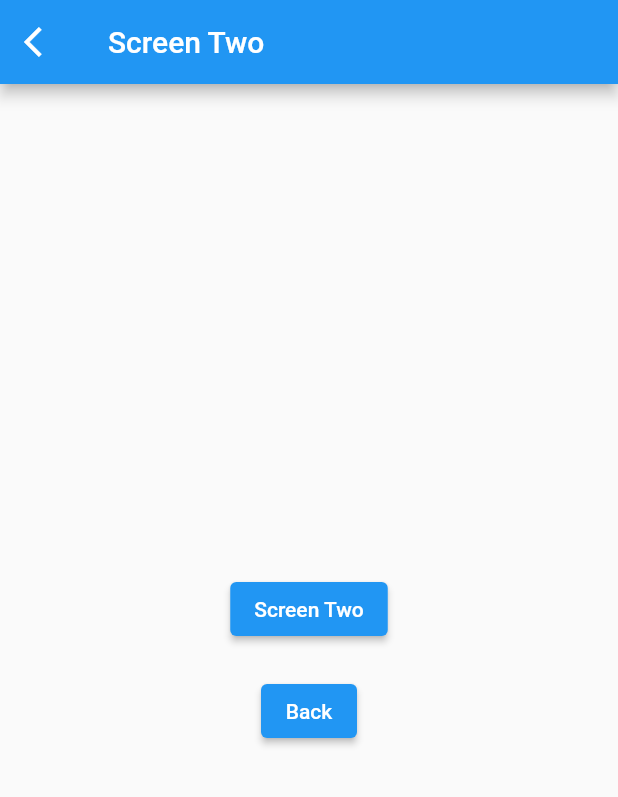
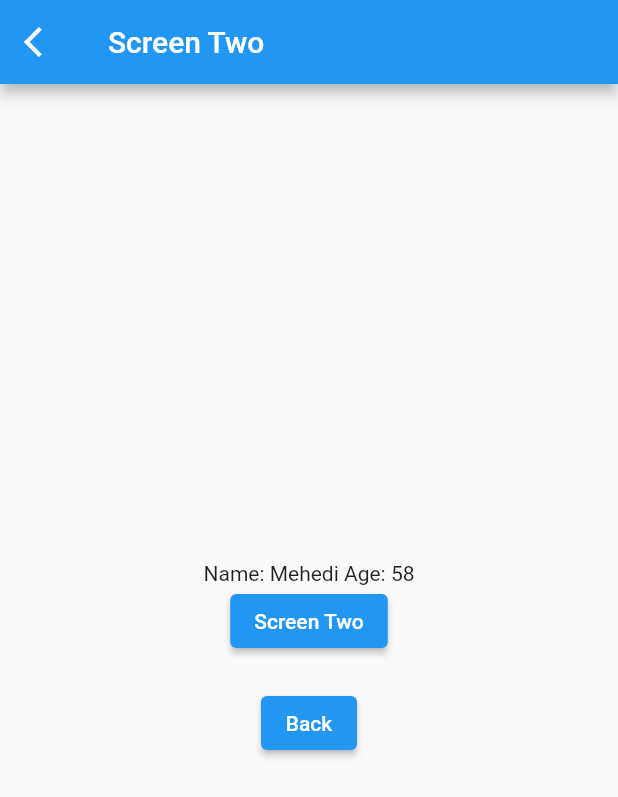
Before and after one commit to jpmehedi/ict-flutter-batch-6, a Flutter app: the screen it shows after launch, after a tap on "Screen One", on a phone screen of 412 x 824 dp. Shown: the top 797 px of the screen. Run offline on Flutter 3.47's test engine with Material 2 defaults, Android fonts, the phone set to English and light mode, and no system bars.

Commit message:
Pass data using name route

```diff
--- a/lib/screen_one.dart
+++ b/lib/screen_one.dart
@@ -4,6 +4,9 @@ import 'package:flutter/material.dart';
 class ScreenOne extends StatelessWidget {
   static const  String path = "ScreenOne";
   const ScreenOne({ Key? key }) : super(key: key);
+
+  final String name  = "Mehedi";
+  final int  age = 58;
 
   @override
   Widget build(BuildContext context) {
@@ -18,7 +21,8 @@ class ScreenOne extends StatelessWidget {
             backgroundColor: MaterialStateProperty.all<Color>(Colors.red),
           ),
           onPressed: (){
-            Navigator.pushNamed(context, ScreenTwo.path);
+            // Navigator.pushNamed(context, ScreenTwo.path, arguments: [name, age]);
+            Navigator.pushNamed(context, ScreenTwo.path, arguments: {"name": name, "age": age});
           },
           child: Text("Screen One")
         ),
--- a/lib/screen_two.dart
+++ b/lib/screen_two.dart
@@ -7,6 +7,9 @@ class ScreenTwo extends StatelessWidget {
 
   @override
   Widget build(BuildContext context) {
+    // final List data = ModalRoute.of(context)!.settings.arguments as List;
+       final Map data = ModalRoute.of(context)!.settings.arguments as Map;
+
     return  Scaffold(
       appBar: AppBar(
         leading: IconButton(
@@ -22,6 +25,8 @@ class ScreenTwo extends StatelessWidget {
         child: Column(
           mainAxisAlignment: MainAxisAlignment.center,
           children: [
+            // Text("Name: ${data[0]} Age: ${data[1]}"),
+            Text("Name: ${data["name"]} Age: ${data["age"]}"),
             ElevatedButton(
               onPressed: (){
                 Navigator.pushNamed(context, ScreenThree.path);
```
